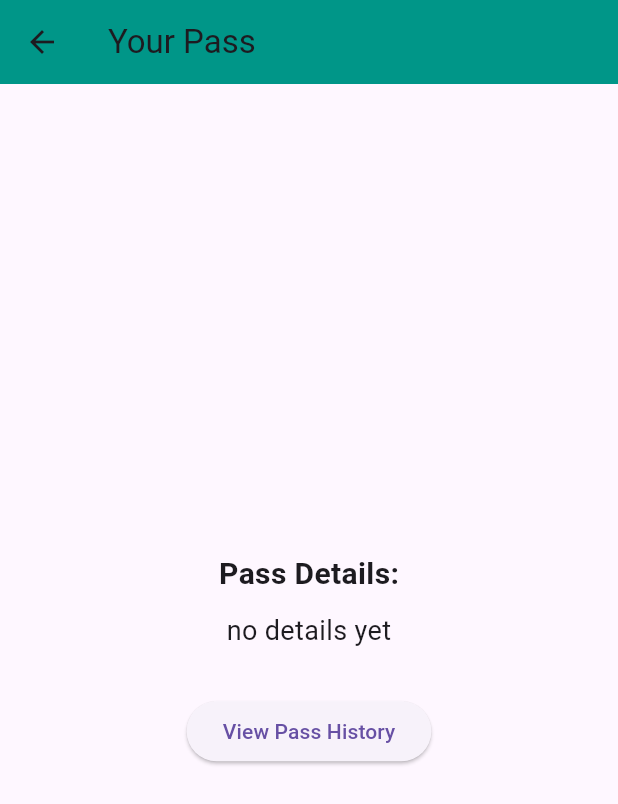
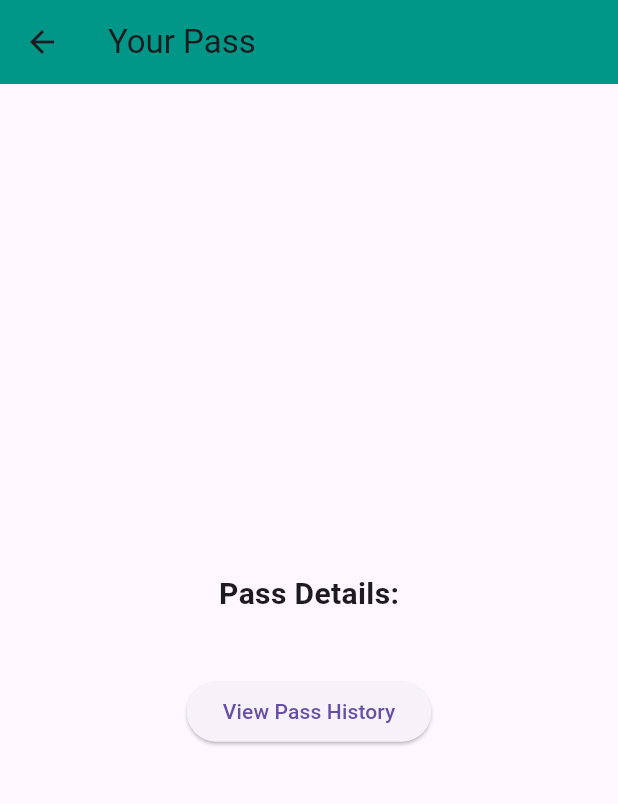
Before and after one commit to KOLATE952/Main-digital-bus-pass-system, a Flutter app: the ViewPassScreen screen opened directly, on a phone screen of 412 x 824 dp. Shown: the top 804 px of the screen. Run offline on Flutter 3.47's test engine with Material 3 defaults, Android fonts, the light colour scheme and no system bars; our stand-ins replace cloud_firestore, firebase_auth, firebase_core, fluttertoast, geolocator, google_maps_flutter and 2 more; missing offline and left inert: flutter_polyline_points, razorpay_flutter; accounts and stored records are empty.

Commit message:
changes in view bus pass

```diff
--- a/lib/Bus Ticket/view_pass_screen.dart
+++ b/lib/Bus Ticket/view_pass_screen.dart
@@ -1,3 +1,54 @@
+// import 'package:flutter/material.dart';
+// import 'package:digital_bus_pass_system/home_screen.dart';
+// import 'package:digital_bus_pass_system/passDB/pass_history_screen.dart'; // import the history screen
+//
+// class ViewPassScreen extends StatelessWidget {
+//   final String passDetails;
+//
+//   const ViewPassScreen({Key? key, required this.passDetails}) : super(key: key);
+//
+//   @override
+//   Widget build(BuildContext context) {
+//     return Scaffold(
+//       appBar: AppBar(
+//         backgroundColor: Colors.teal,
+//         title: const Text('Your Pass'),
+//       ),
+//       body: Center(
+//         child: Padding(
+//           padding: const EdgeInsets.all(16.0),
+//           child: Column(
+//             mainAxisAlignment: MainAxisAlignment.center,
+//             children: [
+//               Text(
+//                 'Pass Details:',
+//                 style: TextStyle(fontSize: 20, fontWeight: FontWeight.bold),
+//               ),
+//               SizedBox(height: 10),
+//               Text(
+//                 passDetails,
+//                 style: TextStyle(fontSize: 18),
+//                 textAlign: TextAlign.center,
+//               ),
+//               SizedBox(height: 30),
+//               ElevatedButton(
+//                 onPressed: () {
+//                   Navigator.push(
+//                     context,
+//                     MaterialPageRoute(builder: (context) => PassHistoryScreen()),
+//                   );
+//                 },
+//                 child: Text("View Pass History"),
+//               ),
+//             ],
+//           ),
+//         ),
+//       ),
+//     );
+//   }
+// }
+//
+
 import 'package:flutter/material.dart';
 import 'package:digital_bus_pass_system/home_screen.dart';
 import 'package:digital_bus_pass_system/passDB/pass_history_screen.dart'; // import the history screen
@@ -24,13 +75,17 @@ class ViewPassScreen extends StatelessWidget {
                 'Pass Details:',
                 style: TextStyle(fontSize: 20, fontWeight: FontWeight.bold),
               ),
-              SizedBox(height: 10),
-              Text(
-                passDetails,
-                style: TextStyle(fontSize: 18),
-                textAlign: TextAlign.center,
-              ),
-              SizedBox(height: 30),
+              const SizedBox(height: 10),
+
+              // Only show passDetails if it's not empty or "no details yet"
+              if (passDetails.trim().isNotEmpty && passDetails != 'no details yet')
+                Text(
+                  passDetails,
+                  style: TextStyle(fontSize: 18),
+                  textAlign: TextAlign.center,
+                ),
+
+              const SizedBox(height: 30),
               ElevatedButton(
                 onPressed: () {
                   Navigator.push(
@@ -38,7 +93,7 @@ class ViewPassScreen extends StatelessWidget {
                     MaterialPageRoute(builder: (context) => PassHistoryScreen()),
                   );
                 },
-                child: Text("View Pass History"),
+                child: const Text("View Pass History"),
               ),
             ],
           ),
```
